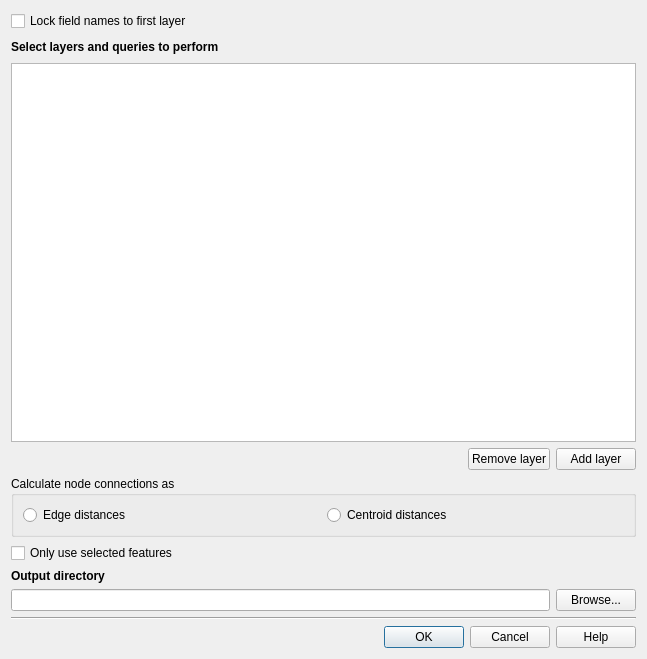
ricardogsilva/qgisconefor, file src/qgis_conefor/ui/conefor_dlg.ui: the form before one commit.
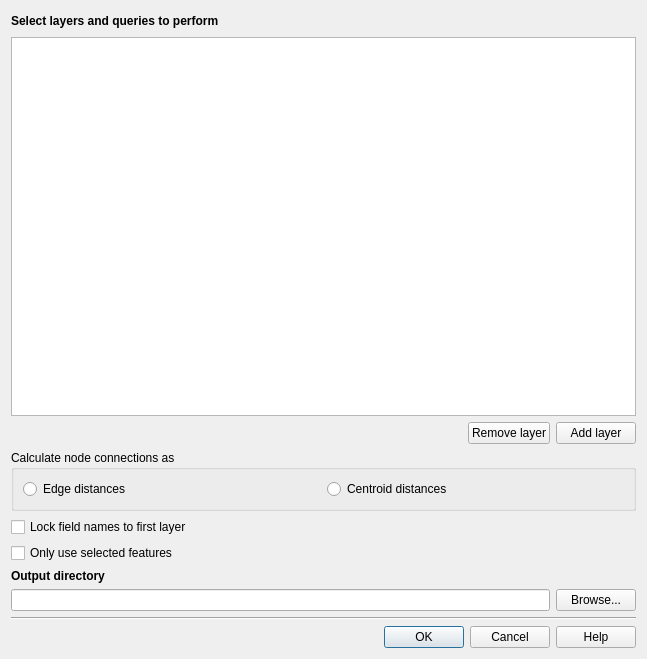
The form after the commit.

Commit message: Moved 'lock layers' button in the UI

What changed in the file:
```diff
--- a/src/qgis_conefor/ui/conefor_dlg.ui
+++ b/src/qgis_conefor/ui/conefor_dlg.ui
@@ -14,30 +14,6 @@
    <string>Conefor Inputs</string>
   </property>
   <layout class="QVBoxLayout" name="verticalLayout">
-   <item>
-    <layout class="QHBoxLayout" name="horizontalLayout_7">
-     <item>
-      <widget class="QCheckBox" name="lock_layers_chb">
-       <property name="text">
-        <string>Lock field names to first layer</string>
-       </property>
-      </widget>
-     </item>
-     <item>
-      <spacer name="horizontalSpacer_6">
-       <property name="orientation">
-        <enum>Qt::Horizontal</enum>
-       </property>
-       <property name="sizeHint" stdset="0">
-        <size>
-         <width>40</width>
-         <height>20</height>
-        </size>
-       </property>
-      </spacer>
-     </item>
-    </layout>
-   </item>
    <item>
     <layout class="QHBoxLayout" name="horizontalLayout_3">
      <item>
@@ -141,6 +117,30 @@
      </layout>
     </widget>
    </item>
+   <item>
+    <layout class="QHBoxLayout" name="horizontalLayout_7">
+     <item>
+      <widget class="QCheckBox" name="lock_layers_chb">
+       <property name="text">
+        <string>Lock field names to first layer</string>
+       </property>
+      </widget>
+     </item>
+     <item>
+      <spacer name="horizontalSpacer_6">
+       <property name="orientation">
+        <enum>Qt::Horizontal</enum>
+       </property>
+       <property name="sizeHint" stdset="0">
+        <size>
+         <width>40</width>
+         <height>20</height>
+        </size>
+       </property>
+      </spacer>
+     </item>
+    </layout>
+   </item>
    <item>
     <layout class="QHBoxLayout" name="horizontalLayout_6">
      <item>
```
